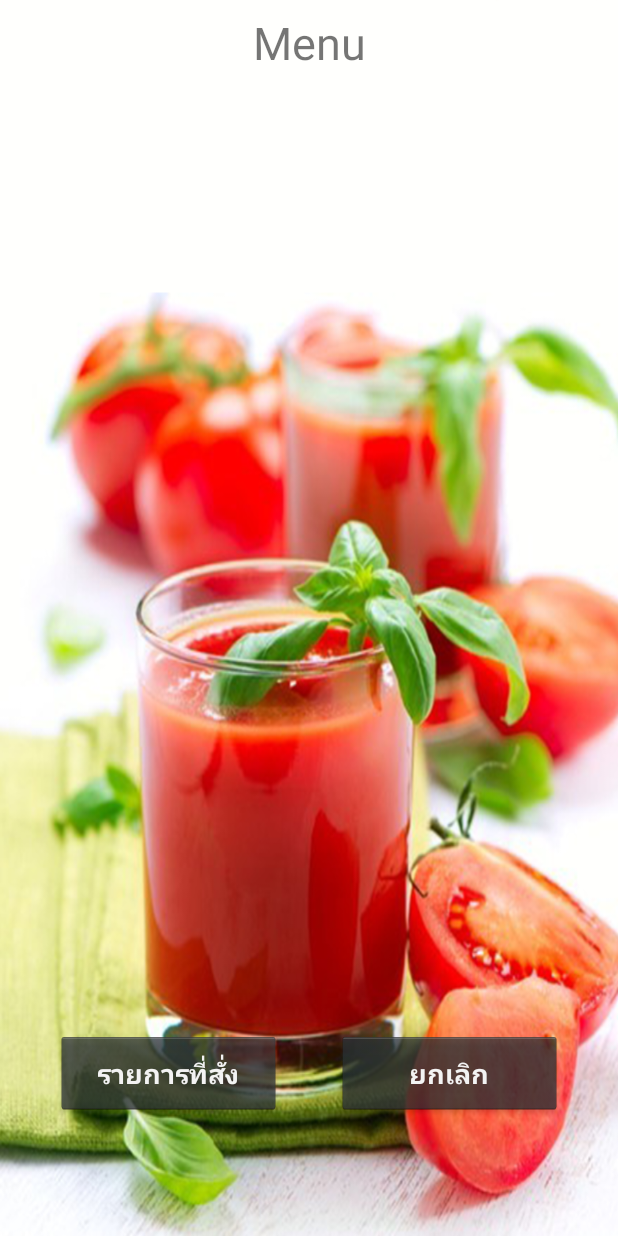
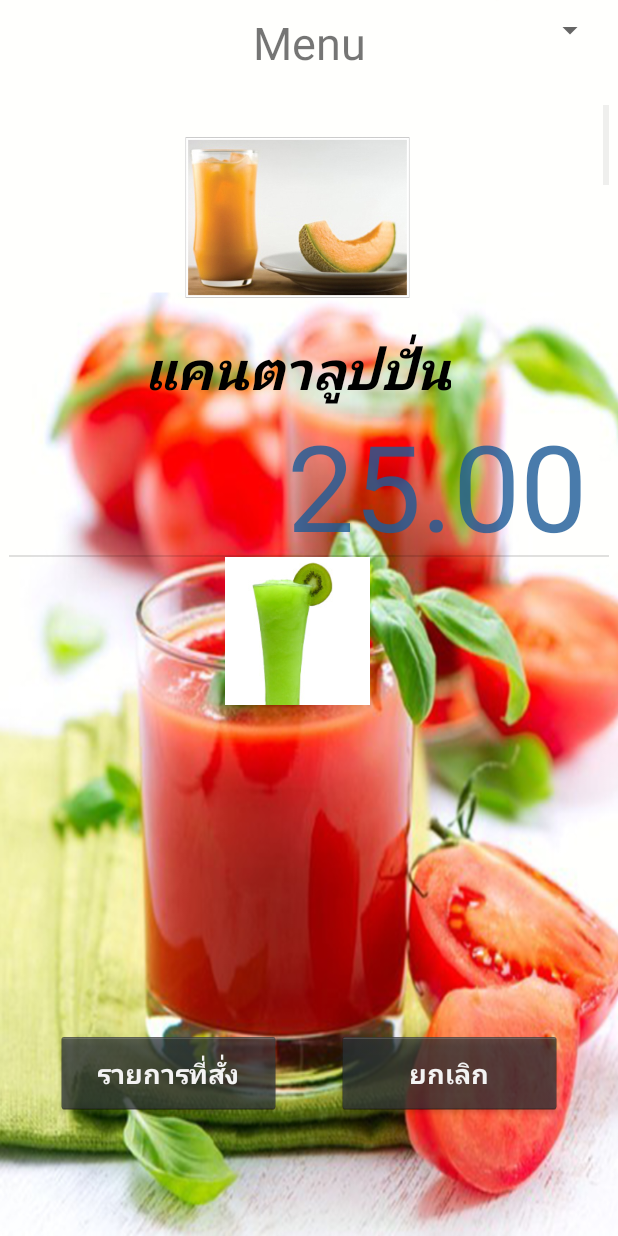
Before and after one commit to kwanpk/HealthTestt, an Android app: the MenuHealth screen opened directly, with no data from a screen before it, on a phone screen of 412 x 824 dp. Run offline under Robolectric (Android 15) with nearby library versions, the phone set to English and light mode, and no system bars; pictures from the network do not load.

Commit message:
drawable complete

```diff
--- a/app/build.gradle
+++ b/app/build.gradle
@@ -21,7 +21,7 @@ android {
 }
 
 dependencies {
-    compile fileTree(dir: 'libs', include: ['*.jar'])
+    compile fileTree(include: ['*.jar'], dir: 'libs')
     androidTestCompile('com.android.support.test.espresso:espresso-core:2.2.2', {
         exclude group: 'com.android.support', module: 'support-annotations'
     })
@@ -30,4 +30,5 @@ dependencies {
     compile 'org.apache.httpcomponents:httpcore:4.4.1'
     compile 'org.apache.httpcomponents:httpclient:4.5'
     testCompile 'junit:junit:4.12'
+    compile files('libs/picasso-2.5.2.jar')
 }
--- a/app/src/main/AndroidManifest.xml
+++ b/app/src/main/AndroidManifest.xml
@@ -6,13 +6,16 @@
 
     <application
         android:allowBackup="true"
-        android:icon="@mipmap/ic_launcher"
+        android:icon="@drawable/icon1"
         android:label="@string/app_name"
         android:roundIcon="@mipmap/ic_launcher_round"
         android:supportsRtl="true"
         android:theme="@style/AppTheme">
         <activity android:name=".healthyshop.MainActivity" />
         <activity android:name=".healthyshop.MenuHealth" />
+
+        <activity android:name=".healthyshop.ShowOrder" />
+
         <activity android:name=".Starts">
             <intent-filter>
                 <action android:name="android.intent.action.MAIN" />
@@ -20,7 +23,6 @@
                 <category android:name="android.intent.category.LAUNCHER" />
             </intent-filter>
         </activity>
-        <activity android:name=".healthyshop.ShowOrder" />
         <activity android:name=".healthyshop.EnterYourName"></activity>
     </application>
 
--- a/app/src/main/java/comsci/kwan/healthtest/Starts.java
+++ b/app/src/main/java/comsci/kwan/healthtest/Starts.java
@@ -7,6 +7,7 @@ import android.os.Bundle;
 import java.util.Timer;
 import java.util.TimerTask;
 
+import comsci.kwan.healthtest.healthyshop.EnterYourName;
 import comsci.kwan.healthtest.healthyshop.MainActivity;
 
 public class Starts extends AppCompatActivity {
@@ -20,7 +21,7 @@ public class Starts extends AppCompatActivity {
             TimerTask task=new TimerTask() {
                 @Override
                 public void run() {
-                    Intent mainIntent=new Intent().setClass(Starts.this,MainActivity.class);
+                    Intent mainIntent=new Intent().setClass(Starts.this,EnterYourName.class);
                     startActivity(mainIntent);
                     finish();
                 }
--- a/app/src/main/java/comsci/kwan/healthtest/healthyshop/MenuHealth.java
+++ b/app/src/main/java/comsci/kwan/healthtest/healthyshop/MenuHealth.java
@@ -1,16 +1,34 @@
 package comsci.kwan.healthtest.healthyshop;
 
 import android.content.Intent;
+import android.support.v7.app.ActionBar;
+import android.support.v7.app.ActionBarActivity;
 import android.support.v7.app.AppCompatActivity;
 import android.os.Bundle;
 import android.view.View;
+import android.widget.AdapterView;
+import android.widget.ArrayAdapter;
 import android.widget.ListView;
+import android.widget.Spinner;
+import android.widget.TextView;
+
+import java.util.ArrayList;
 
 import comsci.kwan.healthtest.R;
+import comsci.kwan.healthtest.menu.DrinkTable;
 
-public class MenuHealth extends AppCompatActivity {
+public class MenuHealth extends AppCompatActivity{
     //Exlicit
-    private ListView listView;
+
+    private Spinner deskSpinner;
+    private ListView foodListView;
+    private String strDrink,strSource,strPrice,deskString;
+    private TextView txtofficer;
+    private ListView DrinkListView;
+    private int[] ints = new int[]{R.drawable.fruit1, R.drawable.fruit2, R.drawable.fruit3,
+            R.drawable.fruit4, R.drawable.fruit5, R.drawable.fruit6, R.drawable.fruit7,
+            R.drawable.fruit8, R.drawable.fruit9, R.drawable.fruit91};
+    private String[] drinkString, sourceString, priceString;
 
 
 
@@ -20,9 +38,64 @@ public class MenuHealth extends AppCompatActivity {
         super.onCreate(savedInstanceState);
         setContentView(R.layout.activity_menu_health);
 
+        DrinkListView = (ListView) findViewById(R.id.livmenu);
+
+        drinkString = getResources().getStringArray(R.array.title);
+        sourceString = getResources().getStringArray(R.array.detail);
+        priceString = getResources().getStringArray(R.array.price);
+
+        MyAdapterHealth health = new MyAdapterHealth(MenuHealth.this,ints,drinkString,sourceString,priceString );
+        DrinkListView.setAdapter(health);
 
 
-} // main method onCreate
+        // bindwidget
+       // bindWidget();
+
+        //show spinner
+       // showSpinner();
+
+        //create listview
+       // createListView();
+    } // main method onCreate
+
+  //  private  void bindWidget(){
+       // txtofficer = (TextView) findViewById(R.id.txtofficer);
+       // deskSpinner = (Spinner) findViewById(R.id.spinner2);
+
+
+
+    /*private void createListView(){
+        DrinkTable drinkTable = new DrinkTable(this);
+        final String[] strDrink = drinkTable.readAllFood(1);
+        String[] strSource = drinkTable.readAllFood(2);
+        String[] strPrice = drinkTable.readAllFood(3);*/
+
+
+
+
+   /* private void showSpinner(){
+        final  String[] strDeskSpinner = {"one","Two","Three","Four","five"};
+        ArrayAdapter<String> deskAdapter = new ArrayAdapter<String>(this,android.R.layout.simple_list_item_1,
+                strDeskSpinner);
+        deskSpinner.setAdapter(deskAdapter);
+
+        deskSpinner.setOnItemSelectedListener(new AdapterView.OnItemSelectedListener() {
+            @Override
+            public void onItemSelected(AdapterView<?> parent, View view, int position, long id) {
+                deskString = strDeskSpinner[position];
+            }
+
+            @Override
+            public void onNothingSelected(AdapterView<?> parent) {
+               deskString = strDeskSpinner[0];
+
+            }
+        });
+    } */
+
+
+
+
     public void onClickBackMenu (View view){
         finish();
     }
--- /dev/null
+++ b/app/src/main/java/comsci/kwan/healthtest/healthyshop/MyAdapterHealth.java
@@ -0,0 +1,72 @@
+package comsci.kwan.healthtest.healthyshop;
+
+import android.content.Context;
+import android.view.LayoutInflater;
+import android.view.View;
+import android.view.ViewGroup;
+import android.widget.BaseAdapter;
+import android.widget.ImageView;
+import android.widget.TextView;
+
+import com.squareup.picasso.Picasso;
+
+import comsci.kwan.healthtest.R;
+
+/**
+ * Created by kwan_raksasook on 2/5/2560.
+ */
+
+public class MyAdapterHealth extends BaseAdapter {
+    //Expilcit
+    private Context context;
+    private String[] drinkString, sourceString, priceString;
+    private int[] ints;
+
+    public MyAdapterHealth(Context context,int[] ints, String[]drinkString, String[]sourceString, String[]priceString){
+        this.context = context;
+        this.ints = ints;
+        this.drinkString = drinkString;
+        this.sourceString = sourceString;
+        this.priceString = priceString;
+    }
+
+
+    @Override
+    public int getCount() {
+        return ints.length;
+    }
+
+    @Override
+    public Object getItem(int position) {
+        return null;
+    }
+
+    @Override
+    public long getItemId(int position) {
+        return 0;
+    }
+
+    @Override
+    public View getView(int position, View convertView, ViewGroup parent) {
+        LayoutInflater layoutInflater = (LayoutInflater)context
+                .getSystemService(Context.LAYOUT_INFLATER_SERVICE);
+        View view = layoutInflater.inflate(R.layout.my_listview, parent, false);
+        //Show food
+        TextView foodTextView = (TextView) view.findViewById(R.id.txtListFood);
+
+
+        //show price
+        TextView priceTextView = (TextView) view.findViewById(R.id.txtListPrice);
+
+
+        //show image
+        ImageView foodImageView = (ImageView) view.findViewById(R.id.imvListFood);
+
+
+        foodImageView.setImageResource(ints [position]);
+        foodTextView.setText(drinkString[position]);
+        priceTextView.setText(priceString[position]);
+
+        return view;
+    } // get view
+}// mainclass
--- a/app/src/main/res/layout/activity_menu_health.xml
+++ b/app/src/main/res/layout/activity_menu_health.xml
@@ -21,6 +21,15 @@
         app:layout_constraintLeft_toLeftOf="parent"
         app:layout_constraintRight_toRightOf="parent"
         app:layout_constraintTop_toTopOf="parent" />
+
+    <Spinner
+        android:id="@+id/spinner2"
+        android:layout_width="139dp"
+        android:layout_height="wrap_content"
+        android:layout_marginRight="8dp"
+        app:layout_constraintRight_toRightOf="parent"
+        app:layout_constraintTop_toTopOf="parent"
+        android:layout_marginTop="8dp" />
 
     <Button
         android:id="@+id/btncancel"
--- /dev/null
+++ b/app/src/main/res/layout/my_listview.xml
@@ -0,0 +1,43 @@
+<?xml version="1.0" encoding="utf-8"?>
+<LinearLayout xmlns:android="http://schemas.android.com/apk/res/android"
+    xmlns:app="http://schemas.android.com/apk/res-auto"
+    xmlns:tools="http://schemas.android.com/tools"
+    android:layout_width="385dp"
+    android:layout_height="300dp"
+    android:orientation="vertical">
+
+    <ImageView
+        android:id="@+id/imvListFood"
+        android:layout_width="@dimen/my_picture"
+        android:layout_height="@dimen/my_picture"
+        android:layout_gravity="center_horizontal" />
+
+    <LinearLayout
+        android:layout_width="match_parent"
+        android:layout_height="wrap_content"
+        android:gravity="center_vertical"
+        android:orientation="vertical">
+
+        <TextView
+            android:id="@+id/txtListFood"
+            android:layout_width="wrap_content"
+            android:layout_height="wrap_content"
+            android:layout_gravity="center"
+            android:text="New Text"
+            android:textColor="@android:color/background_dark"
+            android:textSize="@dimen/h1"
+            android:textStyle="bold|italic" />
+
+        <TextView
+            android:id="@+id/txtListPrice"
+            android:layout_width="wrap_content"
+            android:layout_height="wrap_content"
+            android:layout_gravity="right"
+            android:text="123"
+            android:textColor="@color/colorAccent"
+            android:textSize="80sp" />
+
+    </LinearLayout>
+
+
+</LinearLayout>
--- a/app/src/main/res/values/colors.xml
+++ b/app/src/main/res/values/colors.xml
@@ -2,5 +2,5 @@
 <resources>
     <color name="colorPrimary">#1c3fb58c</color>
     <color name="colorPrimaryDark">#6e3b651f</color>
-    <color name="colorAccent">#a8ff4340</color>
+    <color name="colorAccent">#ce1e5b97</color>
 </resources>
--- a/app/src/main/res/values/my_content.xml
+++ b/app/src/main/res/values/my_content.xml
@@ -25,4 +25,20 @@
         <item>สรรพคุณ มีส่วนช่วยบำรุงสายตา เพราะมีวิตามินเอในผลแตงโม มีส่วนช่วยล้างพิษจากอาหารที่เรารับประทานเข้าไป ใช้รับประทานเป็นผลไม้สด ทำเป็นน้ำผลไม้ดื่มคลายร้อน ลดความร้อนในร่างกาย</item>
         <item>สรรพคุณ การดื่มน้ำใบเตยจะช่วยดับกระหายคลายร้อนได้เป็นอย่างดี เพราะใบเตยมีกลิ่นหอมเย็น ดื่มแล้วจึงรู้สึกสดชื่น ผ่อนคลาย รสหวานเย็นของใบเตยช่วยชูกำลังได้ การดื่มน้ำใบเตยช่วยแก้อาการอ่อนเพลียของร่างกายได้</item>
     </string-array>
+
+    <string-array name="price">
+        <item>25.00</item>
+        <item>25.00</item>
+        <item>25.00</item>
+        <item>25.00</item>
+        <item>25.00</item>
+        <item>25.00</item>
+        <item>25.00</item>
+        <item>25.00</item>
+        <item>25.00</item>
+        <item>25.00</item>
+
+
+
+    </string-array>
 </resources>
```
Also changed, not shown: app/src/main/java/comsci/kwan/healthtest/MySQLite.java (+6 -6 lines), app/src/main/java/comsci/kwan/healthtest/healthyshop/EnterYourName.java (+29 -4 lines), app/src/main/java/comsci/kwan/healthtest/healthyshop/MainActivity.java (+22 -22 lines), app/src/main/java/comsci/kwan/healthtest/menu/DrinkTable.java (+35 -7 lines), app/src/main/java/comsci/kwan/healthtest/menu/OrderTable.java (+11 -8 lines), app/src/main/java/comsci/kwan/healthtest/menu/UserTable.java (+29 -2 lines), app/src/main/res/layout/activity_enter_your_name.xml (+10 -9 lines), app/libs/picasso-2.5.2.jar (added), app/src/main/res/drawable/icon1.png (added).
